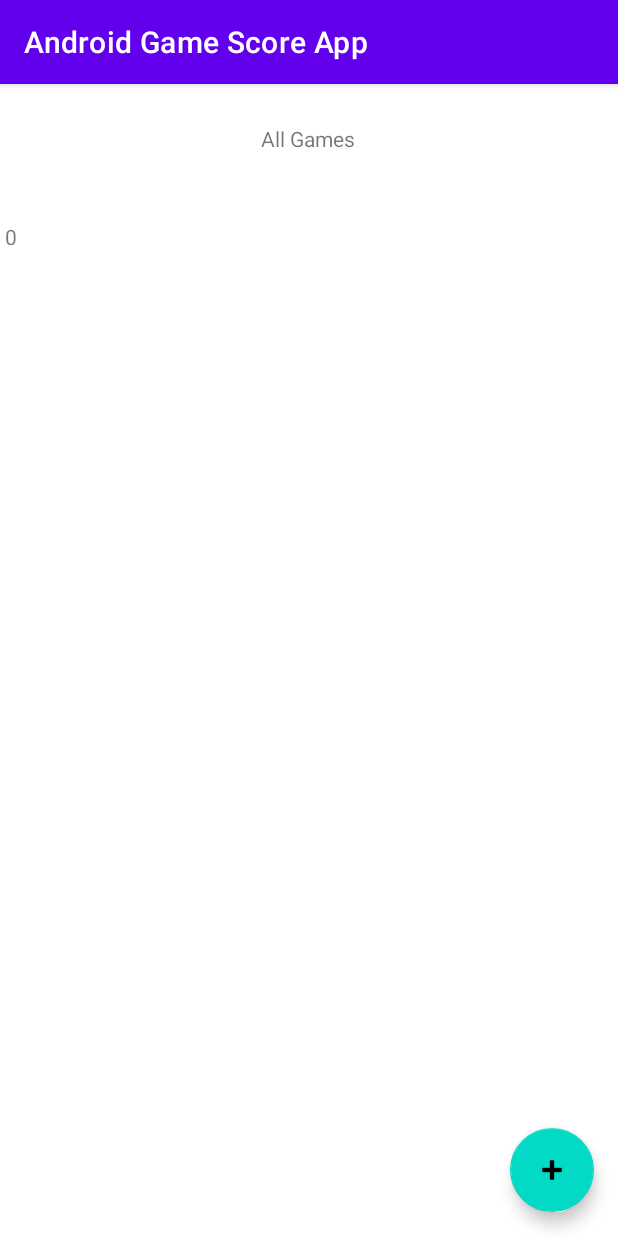
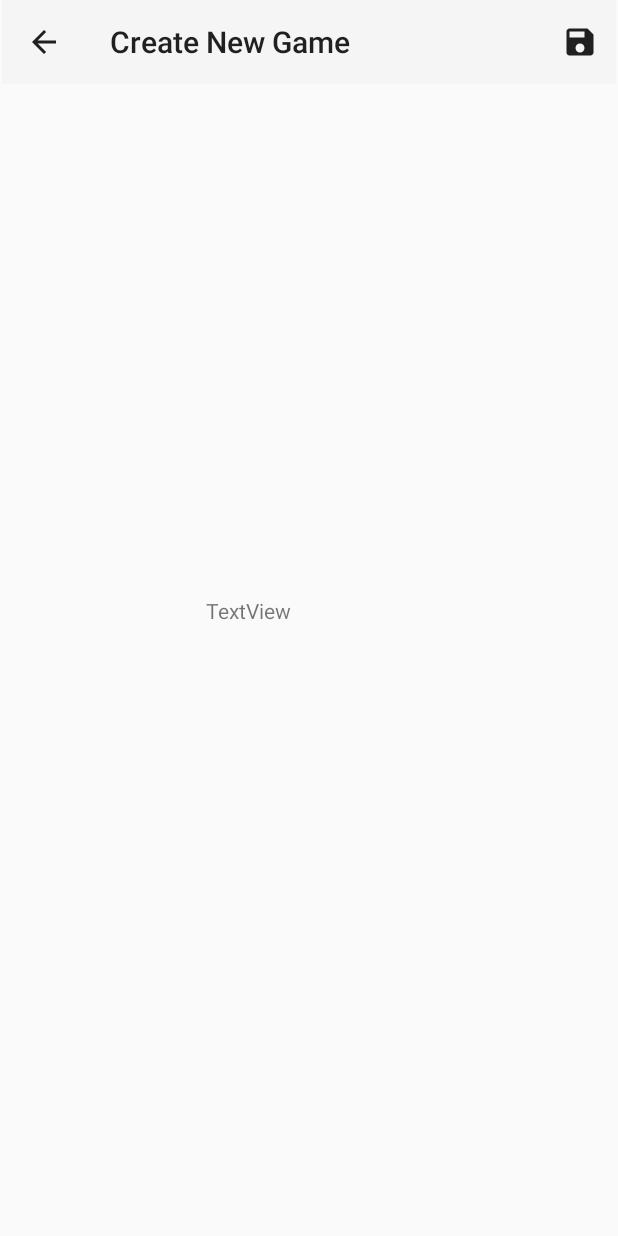
Before and after one commit to harjap60/CustomGameScoreCalculator, an Android app: the screen it shows after launch (MainActivity before the commit, CreateGame after it), after a tap on an icon or button, on a phone screen of 412 x 824 dp. Run offline under Robolectric (Android 15) with nearby library versions, the phone set to English and light mode, and no system bars.

Commit message:
Add ListView, toolbar, button, back button for toolbar

```diff
--- a/app/build.gradle
+++ b/app/build.gradle
@@ -25,6 +25,9 @@ android {
         sourceCompatibility JavaVersion.VERSION_1_8
         targetCompatibility JavaVersion.VERSION_1_8
     }
+    buildFeatures {
+        viewBinding true
+    }
 }
 
 dependencies {
@@ -32,6 +35,8 @@ dependencies {
     implementation 'androidx.appcompat:appcompat:1.3.1'
     implementation 'com.google.android.material:material:1.4.0'
     implementation 'androidx.constraintlayout:constraintlayout:2.0.4'
+    implementation 'androidx.navigation:navigation-fragment:2.3.5'
+    implementation 'androidx.navigation:navigation-ui:2.3.5'
     testImplementation 'junit:junit:4.+'
     androidTestImplementation 'androidx.test.ext:junit:1.1.3'
     androidTestImplementation 'androidx.test.espresso:espresso-core:3.4.0'
--- a/app/src/main/java/ca/cmpt276/androidgamescoreapp/CreateGame.java
+++ b/app/src/main/java/ca/cmpt276/androidgamescoreapp/CreateGame.java
@@ -1,14 +1,46 @@
 package ca.cmpt276.androidgamescoreapp;
 
+import androidx.appcompat.app.ActionBar;
 import androidx.appcompat.app.AppCompatActivity;
+import androidx.appcompat.widget.Toolbar;
 
+import android.content.Context;
+import android.content.Intent;
 import android.os.Bundle;
+import android.view.Menu;
+import android.view.View;
 
 public class CreateGame extends AppCompatActivity {
+    private GameManager mainManager;
 
     @Override
     protected void onCreate(Bundle savedInstanceState) {
         super.onCreate(savedInstanceState);
         setContentView(R.layout.activity_create_game);
+        Toolbar toolbar2 = (Toolbar) findViewById(R.id.toolbar5);
+        setSupportActionBar(toolbar2);
+        ActionBar ab = getSupportActionBar();
+        ab.setDisplayHomeAsUpEnabled(true);
+
+        // Makes the actionbar back button return to the last activity on call stack instead of a new activity
+        toolbar2.setNavigationOnClickListener(new View.OnClickListener() {
+            @Override
+            public void onClick(View v) {
+                finish();
+            }
+        });
+
+        mainManager = GameManager.getInstance();
+
+    }
+
+    @Override
+    public boolean onCreateOptionsMenu(Menu menu) {
+        getMenuInflater().inflate(R.menu.menu_create_game, menu);
+        return true;
+    }
+
+    public static Intent makeIntent(Context context){
+        return new Intent(context, CreateGame.class);
     }
 }
--- a/app/src/main/java/ca/cmpt276/androidgamescoreapp/Game.java
+++ b/app/src/main/java/ca/cmpt276/androidgamescoreapp/Game.java
@@ -1,4 +1,6 @@
 package ca.cmpt276.androidgamescoreapp;
+
+import androidx.annotation.NonNull;
 
 import java.time.LocalDate;
 import java.time.LocalDateTime;
@@ -68,4 +70,13 @@ public class Game {
     public int getScorePlayer(int index){
         return player_list.get(index).getPoints();
     }
+
+    @NonNull
+    @Override
+    public String toString() {
+        return getDate().getMonth().name() + " " + getDate().getDayOfMonth() + " @ " +
+                getTime().getHour() + ":" + getTime().getMinute() +
+                " - Player " + gameWinners().get(0) + " won : " +
+                getScorePlayer(0) + " vs " + getScorePlayer(1);
+    }
 }
--- a/app/src/main/java/ca/cmpt276/androidgamescoreapp/GameManager.java
+++ b/app/src/main/java/ca/cmpt276/androidgamescoreapp/GameManager.java
@@ -6,9 +6,16 @@ public class GameManager {
     private LinkedList<Game> games;
     private int numberOfGames;
 
-    public GameManager(){
-        games = new LinkedList<>();
-        numberOfGames = 0;
+    private static GameManager instance;
+    private GameManager(){}
+
+    public static GameManager getInstance() {
+        if(instance == null) {
+            instance = new GameManager();
+            instance.games = new LinkedList<>();
+            instance.numberOfGames = 0;
+        }
+        return instance;
     }
 
     //Create and add new Game and add it to the "games" linked list
--- a/app/src/main/java/ca/cmpt276/androidgamescoreapp/MainActivity.java
+++ b/app/src/main/java/ca/cmpt276/androidgamescoreapp/MainActivity.java
@@ -1,34 +1,79 @@
 package ca.cmpt276.androidgamescoreapp;
 
 import androidx.appcompat.app.AppCompatActivity;
+import androidx.appcompat.widget.Toolbar;
 
+import android.content.Intent;
 import android.os.Bundle;
+import android.view.Menu;
 import android.view.View;
+import android.widget.ArrayAdapter;
+import android.widget.ListView;
 import android.widget.TextView;
 
 import com.google.android.material.floatingactionbutton.FloatingActionButton;
 
 public class MainActivity extends AppCompatActivity {
     private int count = 0;
-    GameManager mainManager;
+    private GameManager mainManager;
+    ArrayAdapter<Game> adapter;
 
     @Override
     protected void onCreate(Bundle savedInstanceState) {
         super.onCreate(savedInstanceState);
         setContentView(R.layout.activity_main);
+        Toolbar toolbar = findViewById(R.id.toolbar);
+        setSupportActionBar(toolbar);
 
-        mainManager = new GameManager();
+        populateListView();
 
+        // New Game button
         FloatingActionButton newBtn = (FloatingActionButton) findViewById(R.id.floatingActionButton2);
         newBtn.setOnClickListener(new View.OnClickListener() {
             @Override
             public void onClick(View view) {
-                TextView textView = (TextView) findViewById(R.id.textView);
+                TextView textView = (TextView) findViewById(R.id.textView3);
                 textView.setText("" + count);
                 ++count;
+
+                Intent intent = CreateGame.makeIntent(MainActivity.this);
+                startActivity(intent);
             }
         });
 
     }
 
+    private void populateListView() {
+//        if(count > 0){
+//            adapter.notifyDataSetChanged();
+//        }
+//        else{
+            mainManager = GameManager.getInstance();
+            Game newGame = new Game(); newGame.addPlayer(20,30,3); newGame.addPlayer(30,50,2);
+            mainManager.addNewGame(newGame);
+            newGame = new Game(); newGame.addPlayer(10,10,5); newGame.addPlayer(100,20,2);
+            mainManager.addNewGame(newGame);
+            newGame = new Game(); newGame.addPlayer(240,50,1); newGame.addPlayer(130,90,2);
+            mainManager.addNewGame(newGame);
+            newGame = new Game(); newGame.addPlayer(220,60,3); newGame.addPlayer(130,10,4);
+            mainManager.addNewGame(newGame);
+            newGame = new Game(); newGame.addPlayer(210,70,4); newGame.addPlayer(130,50,2);
+            mainManager.addNewGame(newGame);
+
+            //Build Adapter
+            adapter = new ArrayAdapter<Game>(this, R.layout.game_items,R.id.item_textView ,mainManager.getGames());
+
+            //Configure the list
+            ListView list = (ListView) findViewById(R.id.gamesListView);
+            list.setAdapter(adapter);
+        //}
+
+    }
+
+    @Override
+    public boolean onCreateOptionsMenu(Menu menu) {
+        getMenuInflater().inflate(R.menu.menu_main_activity, menu);
+        return true;
+    }
+
 }
--- /dev/null
+++ b/app/src/main/res/drawable/ic_baseline_save_24.xml
@@ -0,0 +1,10 @@
+<vector xmlns:android="http://schemas.android.com/apk/res/android"
+    android:width="24dp"
+    android:height="24dp"
+    android:viewportWidth="24"
+    android:viewportHeight="24"
+    android:tint="?attr/colorControlNormal">
+  <path
+      android:fillColor="@android:color/white"
+      android:pathData="M17,3L5,3c-1.11,0 -2,0.9 -2,2v14c0,1.1 0.89,2 2,2h14c1.1,0 2,-0.9 2,-2L21,7l-4,-4zM12,19c-1.66,0 -3,-1.34 -3,-3s1.34,-3 3,-3 3,1.34 3,3 -1.34,3 -3,3zM15,9L5,9L5,5h10v4z"/>
+</vector>
--- a/app/src/main/res/layout/activity_create_game.xml
+++ b/app/src/main/res/layout/activity_create_game.xml
@@ -6,4 +6,25 @@
     android:layout_height="match_parent"
     tools:context=".CreateGame">
 
+    <androidx.appcompat.widget.Toolbar
+        android:id="@+id/toolbar5"
+        android:layout_width="409dp"
+        android:layout_height="wrap_content"
+        android:background="?attr/colorPrimary"
+        android:minHeight="?attr/actionBarSize"
+        android:theme="?attr/actionBarTheme"
+        app:layout_constraintEnd_toEndOf="parent"
+        app:layout_constraintStart_toStartOf="parent"
+        app:layout_constraintTop_toTopOf="parent" />
+
+    <TextView
+        android:id="@+id/textView2"
+        android:layout_width="137dp"
+        android:layout_height="85dp"
+        android:text="TextView"
+        app:layout_constraintBottom_toBottomOf="parent"
+        app:layout_constraintEnd_toEndOf="parent"
+        app:layout_constraintStart_toStartOf="parent"
+        app:layout_constraintTop_toBottomOf="@+id/toolbar5" />
+
 </androidx.constraintlayout.widget.ConstraintLayout>
--- a/app/src/main/res/layout/activity_main.xml
+++ b/app/src/main/res/layout/activity_main.xml
@@ -5,30 +5,6 @@
     android:layout_width="match_parent"
     android:layout_height="match_parent"
     tools:context=".MainActivity">
-
-    <TextView
-        android:id="@+id/textView2"
-        android:layout_width="64dp"
-        android:layout_height="26dp"
-        android:text="All Games"
-        app:layout_constraintBottom_toBottomOf="parent"
-        app:layout_constraintLeft_toLeftOf="parent"
-        app:layout_constraintRight_toRightOf="parent"
-        app:layout_constraintTop_toTopOf="parent"
-        app:layout_constraintVertical_bias="0.036" />
-
-    <TextView
-        android:id="@+id/textView"
-        android:layout_width="378dp"
-        android:layout_height="15dp"
-        android:layout_marginBottom="150dp"
-        android:text="TextView"
-        app:layout_constraintBottom_toBottomOf="parent"
-        app:layout_constraintEnd_toEndOf="parent"
-        app:layout_constraintHorizontal_bias="0.104"
-        app:layout_constraintStart_toStartOf="parent"
-        app:layout_constraintTop_toBottomOf="@+id/textView2"
-        app:layout_constraintVertical_bias="0.072" />
 
     <com.google.android.material.floatingactionbutton.FloatingActionButton
         android:id="@+id/floatingActionButton2"
@@ -42,4 +18,34 @@
         app:srcCompat="@android:drawable/ic_input_add"
         tools:ignore="SpeakableTextPresentCheck" />
 
+    <androidx.appcompat.widget.Toolbar
+        android:id="@+id/toolbar"
+        android:layout_width="409dp"
+        android:layout_height="wrap_content"
+        android:background="?attr/colorPrimary"
+        android:minHeight="?attr/actionBarSize"
+        android:theme="?attr/actionBarTheme"
+        app:layout_constraintEnd_toEndOf="parent"
+        app:layout_constraintHorizontal_bias="0.0"
+        app:layout_constraintStart_toStartOf="parent"
+        app:layout_constraintTop_toTopOf="parent" />
+
+    <ListView
+        android:id="@+id/gamesListView"
+        android:layout_width="409dp"
+        android:layout_height="528dp"
+        android:layout_marginTop="8dp"
+        app:layout_constraintEnd_toEndOf="parent"
+        app:layout_constraintStart_toStartOf="parent"
+        app:layout_constraintTop_toBottomOf="@+id/toolbar" />
+
+    <TextView
+        android:id="@+id/textView3"
+        android:layout_width="wrap_content"
+        android:layout_height="wrap_content"
+        android:text="TextView"
+        app:layout_constraintBottom_toBottomOf="parent"
+        app:layout_constraintStart_toStartOf="parent"
+        app:layout_constraintTop_toBottomOf="@+id/gamesListView" />
+
 </androidx.constraintlayout.widget.ConstraintLayout>
--- /dev/null
+++ b/app/src/main/res/menu/menu_create_game.xml
@@ -0,0 +1,12 @@
+<menu xmlns:android="http://schemas.android.com/apk/res/android"
+    xmlns:app="http://schemas.android.com/apk/res-auto">
+
+    <!-- "Mark Favorite", should appear as action button if possible -->
+    <item
+        android:id="@+id/action_favorite"
+        android:icon="@drawable/ic_baseline_save_24"
+        android:title="SAVE"
+        app:showAsAction="ifRoom"/>
+
+
+</menu>
--- /dev/null
+++ b/app/src/main/res/menu/menu_main_activity.xml
@@ -0,0 +1,9 @@
+<menu xmlns:android="http://schemas.android.com/apk/res/android"
+    xmlns:app="http://schemas.android.com/apk/res-auto">
+
+    <!-- Settings, should always be in the overflow -->
+    <item android:id="@+id/action_settings"
+        android:title="All Games"
+        app:showAsAction="never"/>
+
+</menu>
```
Also changed, not shown: app/src/main/AndroidManifest.xml (+7 -4 lines), app/src/main/res/layout/game_items.xml (added, +17 -0 lines), app/src/main/res/values-night/themes.xml (+7 -1 lines), app/src/main/res/values/strings.xml (+9 -0 lines), app/src/main/res/values/themes.xml (+7 -1 lines).
